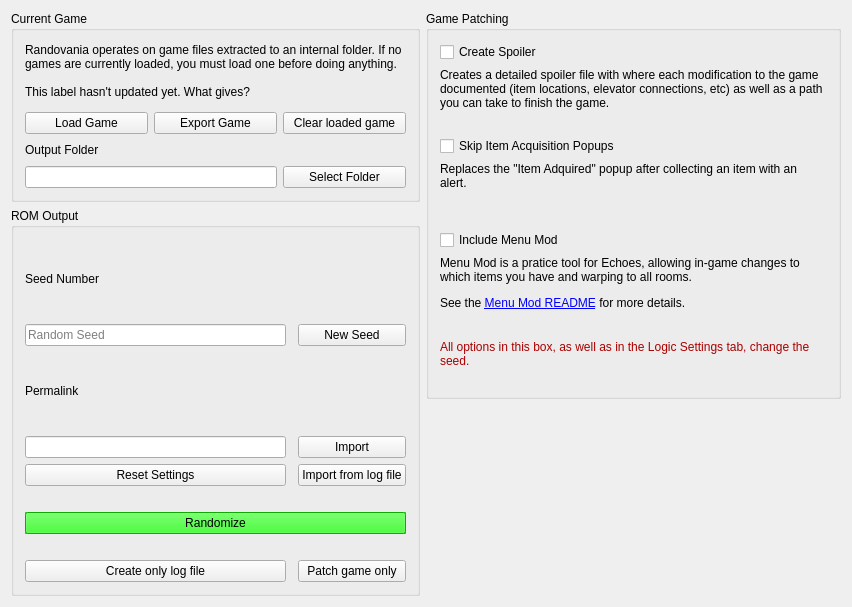
Qt form randovania/gui/iso_management_window.ui (randovania/randovania) before a commit.
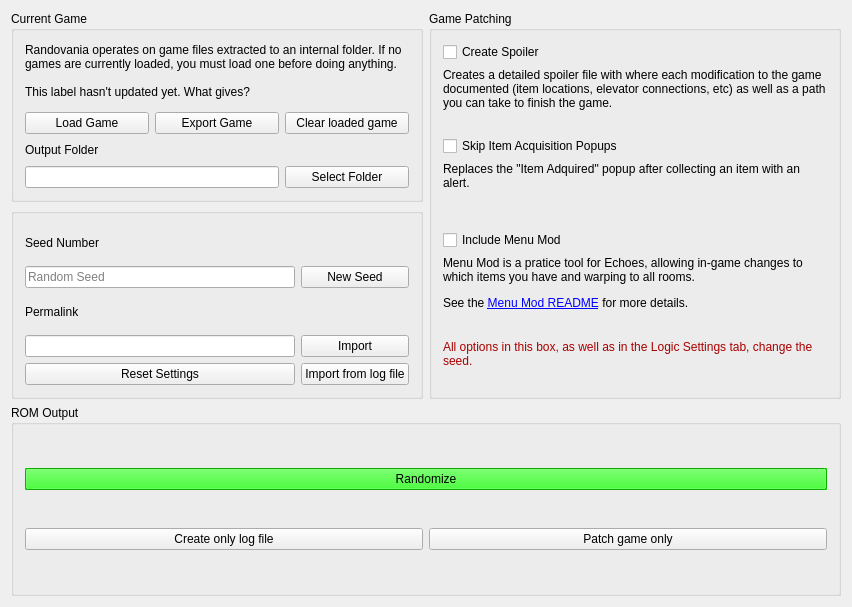
The same form after that commit.

```diff
--- a/randovania/gui/iso_management_window.ui
+++ b/randovania/gui/iso_management_window.ui
@@ -197,10 +197,10 @@
       </layout>
      </widget>
     </item>
-    <item row="1" column="0" rowspan="2" colspan="2">
-     <widget class="QGroupBox" name="rom_output_box">
+    <item row="1" column="0" colspan="2">
+     <widget class="QGroupBox" name="seed_configuration_box">
       <property name="title">
-       <string>ROM Output</string>
+       <string/>
       </property>
       <layout class="QGridLayout" name="gridLayout_2">
        <item row="2" column="0">
@@ -220,47 +220,7 @@
          </property>
         </widget>
        </item>
-       <item row="7" column="0" colspan="3">
-        <spacer name="horizontalSpacer_2">
-         <property name="orientation">
-          <enum>Qt::Horizontal</enum>
-         </property>
-         <property name="sizeHint" stdset="0">
-          <size>
-           <width>40</width>
-           <height>20</height>
-          </size>
-         </property>
-        </spacer>
-       </item>
-       <item row="5" column="0" colspan="3">
-        <spacer name="horizontalSpacer">
-         <property name="orientation">
-          <enum>Qt::Horizontal</enum>
-         </property>
-         <property name="sizeHint" stdset="0">
-          <size>
-           <width>40</width>
-           <height>20</height>
-          </size>
-         </property>
-        </spacer>
-       </item>
-       <item row="1" column="2">
-        <widget class="QPushButton" name="seed_number_button">
-         <property name="text">
-          <string>New Seed</string>
-         </property>
-        </widget>
-       </item>
-       <item row="3" column="2">
-        <widget class="QPushButton" name="permalink_import_button">
-         <property name="text">
-          <string>Import</string>
-         </property>
-        </widget>
-       </item>
-       <item row="4" column="2">
+       <item row="4" column="1">
         <widget class="QPushButton" name="permalink_import_log_button">
          <property name="text">
           <string>Import from log file</string>
@@ -274,8 +234,38 @@
          </property>
         </widget>
        </item>
-       <item row="6" column="0" colspan="3">
-        <widget class="QPushButton" name="create_layout_button">
+       <item row="1" column="1">
+        <widget class="QPushButton" name="seed_number_button">
+         <property name="text">
+          <string>New Seed</string>
+         </property>
+        </widget>
+       </item>
+       <item row="3" column="1">
+        <widget class="QPushButton" name="permalink_import_button">
+         <property name="text">
+          <string>Import</string>
+         </property>
+        </widget>
+       </item>
+       <item row="4" column="0">
+        <widget class="QPushButton" name="reset_settings_button">
+         <property name="text">
+          <string>Reset Settings</string>
+         </property>
+        </widget>
+       </item>
+      </layout>
+     </widget>
+    </item>
+    <item row="2" column="0" colspan="4">
+     <widget class="QGroupBox" name="rom_output_box">
+      <property name="title">
+       <string>ROM Output</string>
+      </property>
+      <layout class="QGridLayout" name="gridLayout_3">
+       <item row="0" column="0" colspan="2">
+        <widget class="QPushButton" name="randomize_and_export_button">
          <property name="palette">
           <palette>
            <active>
@@ -702,27 +692,20 @@
          </property>
         </widget>
        </item>
-       <item row="8" column="0">
-        <widget class="QPushButton" name="create_log_button">
-         <property name="text">
-          <string>Create only log file</string>
-         </property>
-        </widget>
-       </item>
-       <item row="4" column="0">
-        <widget class="QPushButton" name="reset_settings_button">
-         <property name="text">
-          <string>Reset Settings</string>
-         </property>
-        </widget>
-       </item>
-       <item row="8" column="2">
+       <item row="1" column="1">
         <widget class="QPushButton" name="patch_game_button">
          <property name="text">
           <string>Patch game only</string>
          </property>
         </widget>
        </item>
+       <item row="1" column="0">
+        <widget class="QPushButton" name="create_log_button">
+         <property name="text">
+          <string>Create only log file</string>
+         </property>
+        </widget>
+       </item>
       </layout>
      </widget>
     </item>
```
